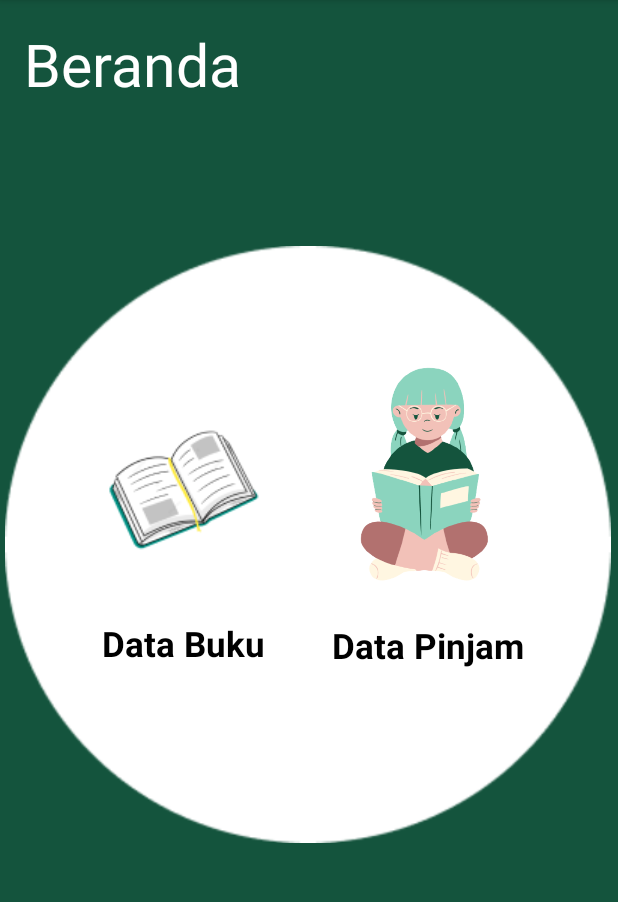
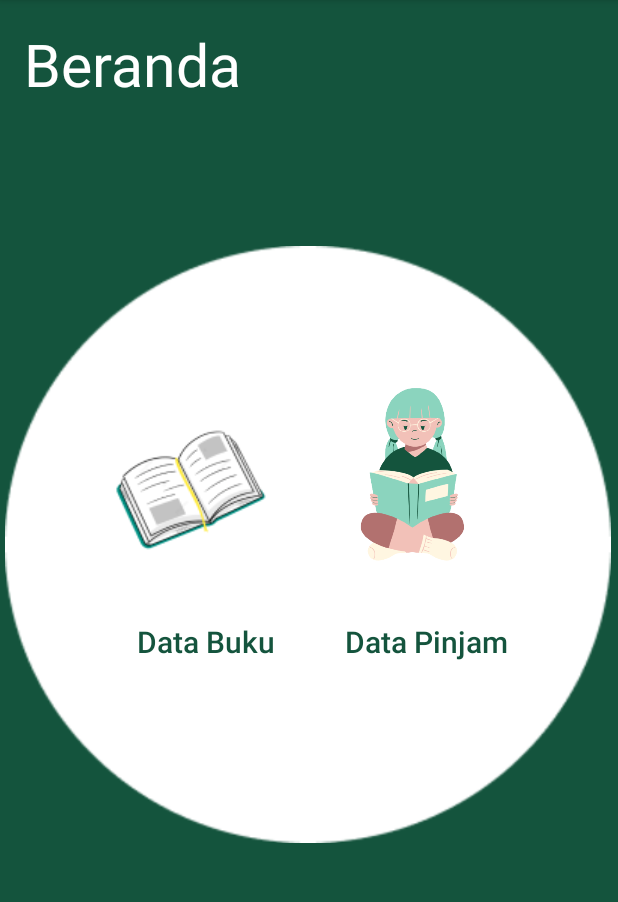
Before and after one commit to rosyidahjihan85/GrandLibrary, an Android app: the Beranda screen opened directly, with no data from a screen before it, on a phone screen of 412 x 824 dp, the part 84-986 px from its top. Run offline under Robolectric (Android 15) with nearby library versions, the phone set to English and light mode, and no system bars; Roboto replaces fonts that are not available here.

Commit message:
edit tampilan beranda

```diff
--- a/app/src/main/java/com/mrajaariziq/grandlibrary/InputDatabukuActivity.kt
+++ b/app/src/main/java/com/mrajaariziq/grandlibrary/InputDatabukuActivity.kt
@@ -45,7 +45,7 @@ class InputDatabukuActivity : AppCompatActivity() {
                 binding.penerbitinput.setText("")
 
                 startActivity(
-                    Intent(this, MainActivity::class.java)
+                    Intent(this, BookData::class.java)
                 )
             } else {
                 Toast.makeText(
--- a/app/src/main/res/layout/activity_beranda.xml
+++ b/app/src/main/res/layout/activity_beranda.xml
@@ -38,20 +38,20 @@
         android:layout_height="wrap_content"
         android:layout_marginTop="116dp"
         app:layout_constraintEnd_toStartOf="@+id/imageView13"
-        app:layout_constraintHorizontal_bias="0.558"
+        app:layout_constraintHorizontal_bias="1.0"
         app:layout_constraintStart_toStartOf="parent"
         app:layout_constraintTop_toTopOf="@+id/imageView3"
         app:srcCompat="@drawable/pngtree_cartoon_open_book_png_image_6451310_removebg_preview_1" />
 
     <ImageView
         android:id="@+id/imageView13"
-        android:layout_width="106dp"
-        android:layout_height="219dp"
-        android:layout_marginEnd="45dp"
-        android:layout_marginBottom="150dp"
+        android:layout_width="194dp"
+        android:layout_height="178dp"
+        android:layout_marginEnd="40dp"
+        android:layout_marginBottom="168dp"
         app:layout_constraintBottom_toBottomOf="@+id/imageView3"
         app:layout_constraintEnd_toEndOf="parent"
-        app:layout_constraintHorizontal_bias="0.88"
+        app:layout_constraintHorizontal_bias="1.0"
         app:layout_constraintStart_toStartOf="@+id/imageView3"
         app:srcCompat="@drawable/peminjaaam_1" />
 
@@ -60,31 +60,38 @@
         android:layout_width="wrap_content"
         android:layout_height="wrap_content"
         android:layout_marginStart="16dp"
-        android:layout_marginTop="40dp"
+        android:layout_marginTop="250dp"
+        android:fontFamily="sans-serif-light"
+        android:onClick="databuku"
         android:text="Data Buku"
-        android:onClick="databuku"
-        android:textColor="@color/black"
-        android:textSize="23dp"
+        android:textColor="#14543D"
+        android:textSize="20sp"
         android:textStyle="bold"
         app:layout_constraintEnd_toEndOf="parent"
-        app:layout_constraintHorizontal_bias="0.182"
+        app:layout_constraintHorizontal_bias="0.248"
         app:layout_constraintStart_toStartOf="parent"
-        app:layout_constraintTop_toBottomOf="@+id/imageView12" />
+        app:layout_constraintTop_toTopOf="@+id/imageView3"
+        tools:ignore="TouchTargetSizeCheck" />
 
     <TextView
         android:id="@+id/txt.datapinjam"
         android:layout_width="wrap_content"
         android:layout_height="wrap_content"
+        android:layout_marginTop="250dp"
         android:layout_marginEnd="38dp"
-        android:layout_marginBottom="116dp"
+        android:layout_marginBottom="60dp"
+        android:fontFamily="sans-serif-light"
         android:onClick="datapinjam"
         android:text="Data Pinjam"
-        android:textColor="@color/black"
-        android:textSize="23dp"
+        android:textColor="#14543D"
+        android:textSize="20sp"
         android:textStyle="bold"
         app:layout_constraintBottom_toBottomOf="@+id/imageView3"
         app:layout_constraintEnd_toEndOf="parent"
-        app:layout_constraintHorizontal_bias="0.641"
-        app:layout_constraintStart_toEndOf="@+id/txt.databuku" />
+        app:layout_constraintHorizontal_bias="0.569"
+        app:layout_constraintStart_toEndOf="@+id/txt.databuku"
+        app:layout_constraintTop_toTopOf="@+id/imageView3"
+        app:layout_constraintVertical_bias="0.0"
+        tools:ignore="TouchTargetSizeCheck" />
 
 </androidx.constraintlayout.widget.ConstraintLayout>
```
